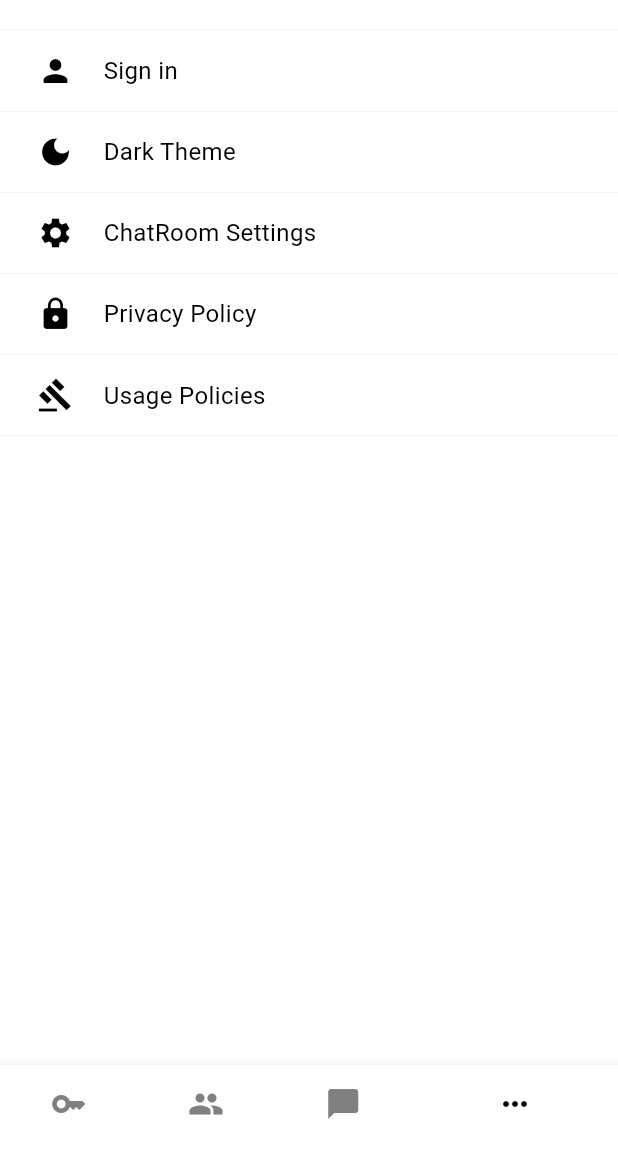
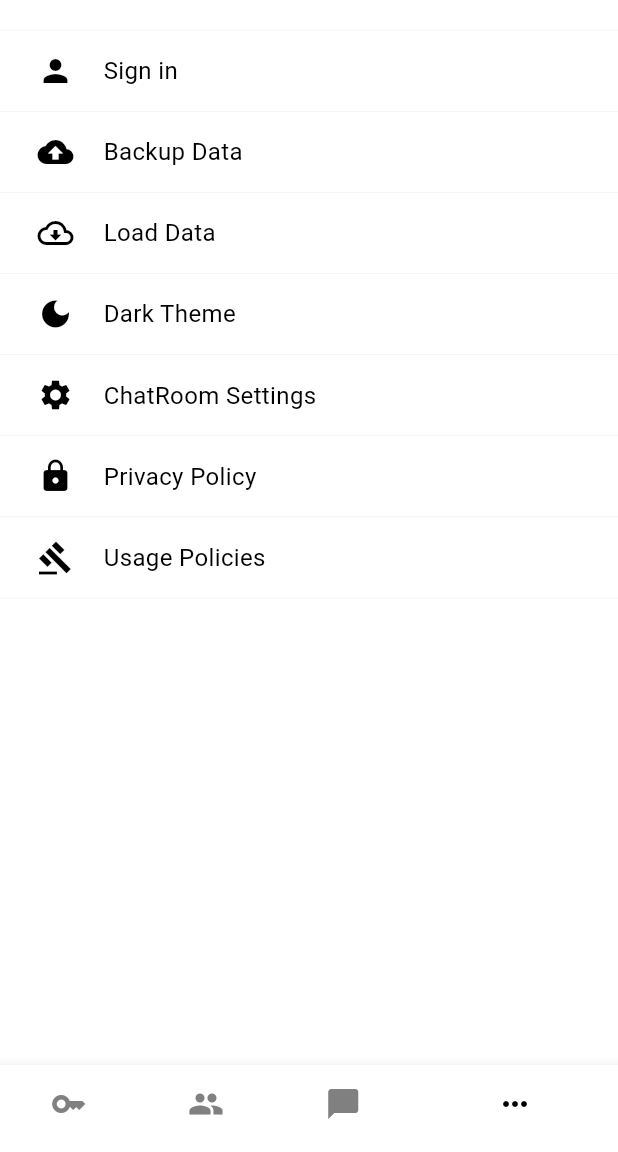
Before and after one commit to jhj0517/AIBridge, a Flutter app: the screen it shows after launch, item 4 of the bottom bar chosen, on a phone screen of 412 x 824 dp, the part 84-1236 px from its top. Run offline on Flutter 3.47's test engine with Material 3 defaults, Android fonts, the phone set to English and light mode, and no system bars; our stand-ins replace dio, firebase_auth, firebase_core, flutter_colorpicker, flutter_image_compress, flutter_keyboard_visibility and 13 more; missing offline and left inert: dart_openai, png_chunks_encode, png_chunks_extract, tiktoken; accounts and stored records are empty; generated files the repository leaves out were written again.

Commit message:
added UI for g-drive

```diff
--- a/lib/l10n/intl_en.arb
+++ b/lib/l10n/intl_en.arb
@@ -110,5 +110,7 @@
   "lightTheme": "Light Theme",
   "signIn": "Sign in",
   "googleSignIn": "Sign in with Google",
-  "appleSignIn": "Sign in with Apple"
+  "appleSignIn": "Sign in with Apple",
+  "backupData": "Backup Data",
+  "loadData": "Load Data"
 }
--- a/lib/l10n/intl_ja.arb
+++ b/lib/l10n/intl_ja.arb
@@ -110,5 +110,7 @@
   "lightTheme": "ライトテーマ",
   "signIn": "Sign in",
   "googleSignIn": "Sign in with Google",
-  "appleSignIn": "Sign in with Apple"
+  "appleSignIn": "Sign in with Apple",
+  "backupData": "Backup Data",
+  "loadData": "Load Data"
 }
--- a/lib/l10n/intl_ko.arb
+++ b/lib/l10n/intl_ko.arb
@@ -111,5 +111,7 @@
   "lightTheme": "라이트 테마",
   "signIn": "로그인",
   "googleSignIn": "Google 로그인",
-  "appleSignIn": "Apple 로그인"
+  "appleSignIn": "Apple 로그인",
+  "backupData": "데이터 백업",
+  "loadData": "데이터 로드"
 }
--- a/lib/pages/settings_page.dart
+++ b/lib/pages/settings_page.dart
@@ -75,6 +75,12 @@ class SettingsPageState extends State<SettingsPage> {
                     builder: (context) => const SignInDialog()
                   );
                   await authProvider.handleSocialSignIn(social);
+                }),
+                _buildRow(Intl.message('backupData'), Icons.backup, () async {
+
+                }),
+                _buildRow(Intl.message('loadData'), Icons.cloud_download_outlined, () async {
+
                 }),
                 _buildRow(themeProvider.attrs.toggleThemeName, themeProvider.attrs.toggleThemeIcon, (){
                   themeProvider.toggleTheme();
```
Also changed, not shown: lib/generated/intl/messages_en.dart, lib/generated/intl/messages_ja.dart, lib/generated/intl/messages_ko.dart, lib/generated/l10n.dart.
